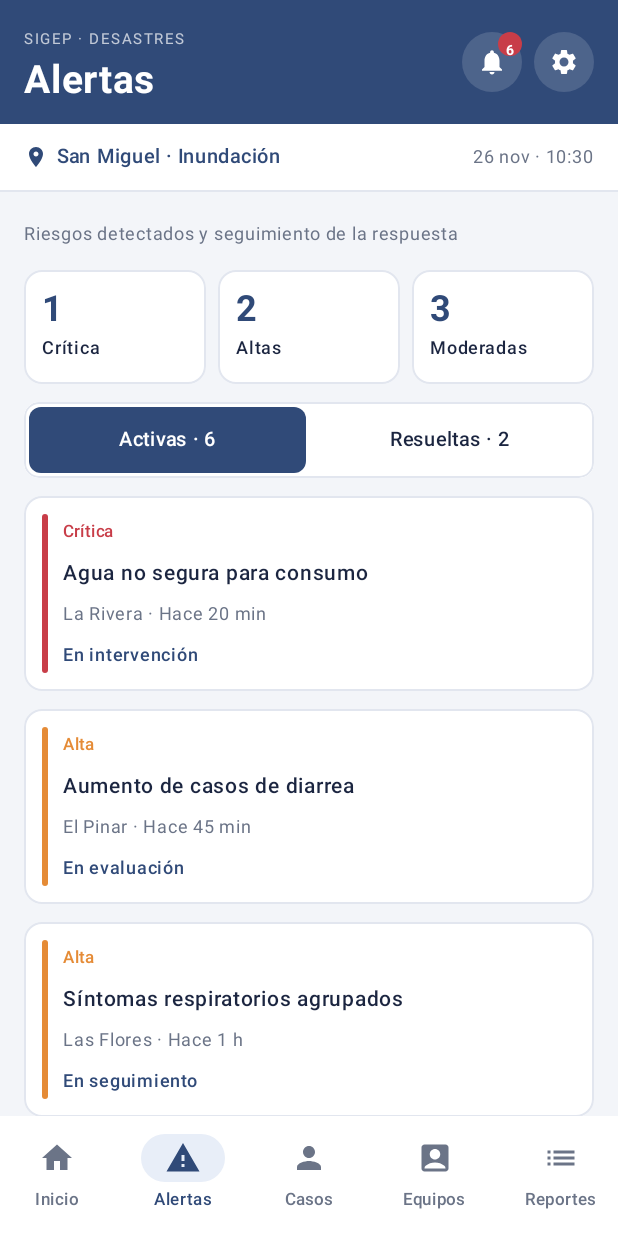
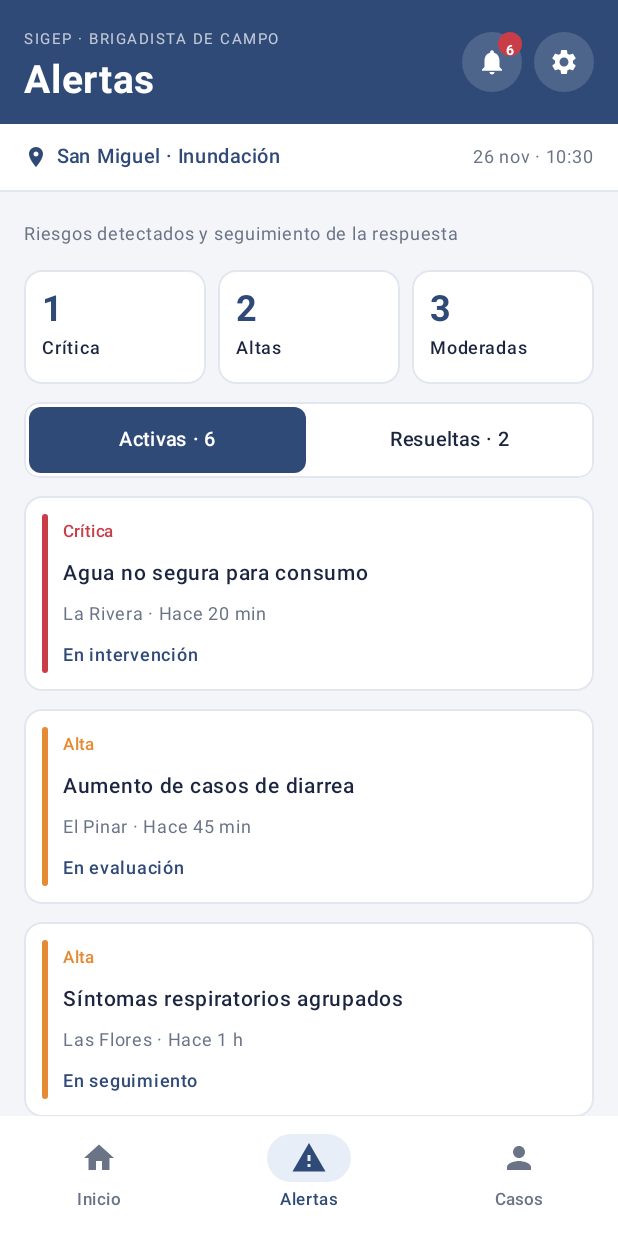
Before and after one commit to SergioGuarin117/Sigep, an Android app built with Jetpack Compose: the composable PantallaPrincipal called with empty values, item 2 of the bottom bar chosen, on a phone screen of 412 x 824 dp. Run offline under Robolectric (Android 15) with nearby library versions, the phone set to English and light mode, and no system bars.

Commit message:
feature/Arreglos de android para navegacion por rol
Se agrega la navegacion por rol, permitiendole diferentes permisos a diferentes roles, tambien se crea la navegacion para los distintos roles.

```diff
--- a/android/app/src/main/java/com/example/sigep/controller/AuthController.kt
+++ b/android/app/src/main/java/com/example/sigep/controller/AuthController.kt
@@ -1,5 +1,6 @@
 package com.example.sigep.controller
 
+import android.util.Log
 import com.example.sigep.model.AuthRequest
 import com.example.sigep.model.RegistroRequest
 import com.example.sigep.model.RetrofitClient
@@ -46,6 +47,7 @@ object AuthController {
                 else -> ResultadoLogin.ErrorServidor(respuesta.code())
             }
         } catch (e: Exception) {
+            Log.e("SIGEP", "Fallo al iniciar sesion", e)
             ResultadoLogin.SinConexion
         }
     }
@@ -76,6 +78,7 @@ object AuthController {
                 ResultadoRegistro.Rechazado
             }
         } catch (e: Exception) {
+            Log.e("SIGEP", "Fallo al crear la cuenta", e)
             ResultadoRegistro.Falla(e.toString())
         }
     }
--- a/android/app/src/main/java/com/example/sigep/controller/Navegacion.kt
+++ b/android/app/src/main/java/com/example/sigep/controller/Navegacion.kt
@@ -5,15 +5,28 @@ import androidx.compose.material.icons.automirrored.filled.List
 import androidx.compose.material.icons.filled.AccountBox
 import androidx.compose.material.icons.filled.Home
 import androidx.compose.material.icons.filled.Person
+import androidx.compose.material.icons.filled.Settings
 import androidx.compose.material.icons.filled.Warning
 import androidx.compose.ui.graphics.vector.ImageVector
+import com.example.sigep.model.Rol
 
 enum class Pestana(val etiqueta: String, val icono: ImageVector) {
     INICIO("Inicio", Icons.Filled.Home),
     ALERTAS("Alertas", Icons.Filled.Warning),
     CASOS("Casos", Icons.Filled.Person),
     EQUIPOS("Equipos", Icons.Filled.AccountBox),
-    REPORTES("Reportes", Icons.AutoMirrored.Filled.List)
+    REPORTES("Reportes", Icons.AutoMirrored.Filled.List),
+    USUARIOS("Usuarios", Icons.Filled.Settings);
+
+    companion object {
+        /** Pestañas que ve cada rol (maximo 5 para que quepan en la barra inferior). */
+        fun paraRol(rol: Rol): List<Pestana> = when (rol) {
+            Rol.BRIGADISTA, Rol.MEDICO_TRIAGE -> listOf(INICIO, ALERTAS, CASOS)
+            Rol.ADMIN_ALBERGUE -> listOf(INICIO, ALERTAS, CASOS, EQUIPOS, REPORTES)
+            Rol.DIRECTOR_IPS -> listOf(INICIO, ALERTAS, EQUIPOS, REPORTES)
+            Rol.COORDINADOR_MUNICIPAL -> listOf(INICIO, ALERTAS, CASOS, REPORTES, USUARIOS)
+        }
+    }
 }
 
 /** Sub-pantallas dentro de la pestaña "Casos". */
--- a/android/app/src/main/java/com/example/sigep/view/Componentes.kt
+++ b/android/app/src/main/java/com/example/sigep/view/Componentes.kt
@@ -97,6 +97,7 @@ fun normalizar(texto: String): String =
 fun Encabezado(
     titulo: String,
     alertasActivas: Int,
+    rolEtiqueta: String,
     onAtras: (() -> Unit)?,
     onCampana: () -> Unit,
     onCerrarSesion: () -> Unit
@@ -117,7 +118,7 @@ fun Encabezado(
         }
         Column(modifier = Modifier.weight(1f)) {
             Text(
-                text = "SIGEP · DESASTRES",
+                text = "SIGEP · ${rolEtiqueta.uppercase()}",
                 color = Color.White.copy(alpha = 0.7f),
                 fontSize = 10.sp,
                 letterSpacing = 1.sp
--- a/android/app/src/main/java/com/example/sigep/view/PantallaInicio.kt
+++ b/android/app/src/main/java/com/example/sigep/view/PantallaInicio.kt
@@ -32,10 +32,14 @@ import java.util.Calendar
 fun ContenidoInicio(
     repo: RepositorioSigep,
     nombreUsuario: String,
+    visibles: List<Pestana>,
     onIrA: (Pestana) -> Unit,
     onRegistrar: () -> Unit,
     onAbrirPaciente: (Long) -> Unit
 ) {
+    val veCasos = Pestana.CASOS in visibles
+    val veEquipos = Pestana.EQUIPOS in visibles
+    val veReportes = Pestana.REPORTES in visibles
     val activas = repo.alertas
         .filter { it.estado != EstadoAlerta.RESUELTA }
         .sortedWith(compareBy<Alerta> { it.nivel.orden }.thenByDescending { it.creadaEn })
@@ -80,7 +84,7 @@ fun ContenidoInicio(
 
             TituloSeccion("Resumen de situación")
             Row(horizontalArrangement = Arrangement.spacedBy(8.dp)) {
-                TarjetaResumen(
+                if (veCasos) TarjetaResumen(
                     valor = pacientesActivos.size.toString(),
                     titulo = "Casos activos",
                     modifier = Modifier.weight(1f),
@@ -92,7 +96,7 @@ fun ContenidoInicio(
                     modifier = Modifier.weight(1f),
                     onClick = { onIrA(Pestana.ALERTAS) }
                 )
-                TarjetaResumen(
+                if (veEquipos) TarjetaResumen(
                     valor = "$enCampo/${repo.equipos.size}",
                     titulo = "Equipos en campo",
                     modifier = Modifier.weight(1f),
@@ -136,7 +140,7 @@ fun ContenidoInicio(
                 }
             }
 
-            inmediatos.take(2).forEach { paciente ->
+            if (veCasos) inmediatos.take(2).forEach { paciente ->
                 Tarjeta(Modifier.fillMaxWidth(), onClick = { onAbrirPaciente(paciente.id) }) {
                     Row(
                         Modifier.padding(12.dp).height(IntrinsicSize.Min),
@@ -166,15 +170,17 @@ fun ContenidoInicio(
                 }
             }
 
-            TituloSeccion("Gestión de la respuesta")
-            Row(horizontalArrangement = Arrangement.spacedBy(8.dp)) {
-                TarjetaResumen("Casos", "Seguimiento", Modifier.weight(1f), onClick = { onIrA(Pestana.CASOS) })
-                TarjetaResumen("Equipos", "Despliegue", Modifier.weight(1f), onClick = { onIrA(Pestana.EQUIPOS) })
-                TarjetaResumen("Reportes", "Balance diario", Modifier.weight(1f), onClick = { onIrA(Pestana.REPORTES) })
+            if (veCasos || veEquipos || veReportes) {
+                TituloSeccion("Gestión de la respuesta")
+                Row(horizontalArrangement = Arrangement.spacedBy(8.dp)) {
+                    if (veCasos) TarjetaResumen("Casos", "Seguimiento", Modifier.weight(1f), onClick = { onIrA(Pestana.CASOS) })
+                    if (veEquipos) TarjetaResumen("Equipos", "Despliegue", Modifier.weight(1f), onClick = { onIrA(Pestana.EQUIPOS) })
+                    if (veReportes) TarjetaResumen("Reportes", "Balance diario", Modifier.weight(1f), onClick = { onIrA(Pestana.REPORTES) })
+                }
             }
 
             Spacer(Modifier.height(4.dp))
-            BotonPrimario("Registrar afectado", onClick = onRegistrar)
+            if (veCasos) BotonPrimario("Registrar afectado", onClick = onRegistrar)
             Text(
                 "Datos de uso exclusivo del personal autorizado.",
                 color = TextoSuave,
--- a/android/app/src/main/java/com/example/sigep/view/PantallaPrincipal.kt
+++ b/android/app/src/main/java/com/example/sigep/view/PantallaPrincipal.kt
@@ -38,12 +38,22 @@ import androidx.compose.ui.unit.sp
 import kotlinx.coroutines.delay
 
 @Composable
-fun PantallaPrincipal(nombreUsuario: String, onCerrarSesion: () -> Unit) {
+fun PantallaPrincipal(
+    nombreUsuario: String,
+    rol: Rol,
+    miId: Long,
+    onCerrarSesion: () -> Unit
+) {
     val contexto = LocalContext.current
     val repo = remember { RepositorioSigep(contexto.applicationContext) }
     val borrador = remember { BorradorPaciente() }
 
+    val visibles = remember(rol) { Pestana.paraRol(rol) }
     var pestana by rememberSaveable { mutableStateOf(Pestana.INICIO) }
+    // Si el rol cambia (lo ajusta el coordinador) y la pestaña ya no esta permitida, se vuelve al inicio.
+    LaunchedEffect(visibles) {
+        if (pestana !in visibles) pestana = Pestana.INICIO
+    }
     var ruta by remember { mutableStateOf<RutaCasos>(RutaCasos.Lista) }
     var vistaCasos by rememberSaveable { mutableIntStateOf(0) }
     var mensaje by remember { mutableStateOf<String?>(null) }
@@ -115,6 +125,7 @@ fun PantallaPrincipal(nombreUsuario: String, onCerrarSesion: () -> Unit) {
             Encabezado(
                 titulo = titulo,
                 alertasActivas = alertasActivas,
+                rolEtiqueta = rol.etiqueta,
                 onAtras = if (enSubPantalla) ({ volverCasos() }) else null,
                 onCampana = { pestana = Pestana.ALERTAS },
                 onCerrarSesion = onCerrarSesion
@@ -123,7 +134,7 @@ fun PantallaPrincipal(nombreUsuario: String, onCerrarSesion: () -> Unit) {
         bottomBar = {
             if (!tecladoVisible) {
                 NavigationBar(containerColor = Color.White) {
-                    Pestana.entries.forEach { p ->
+                    visibles.forEach { p ->
                         NavigationBarItem(
                             selected = pestana == p,
                             onClick = {
@@ -150,6 +161,7 @@ fun PantallaPrincipal(nombreUsuario: String, onCerrarSesion: () -> Unit) {
                 Pestana.INICIO -> ContenidoInicio(
                     repo = repo,
                     nombreUsuario = nombreUsuario,
+                    visibles = visibles,
                     onIrA = { destino ->
                         if (destino == Pestana.CASOS) ruta = RutaCasos.Lista
                         pestana = destino
@@ -174,6 +186,8 @@ fun PantallaPrincipal(nombreUsuario: String, onCerrarSesion: () -> Unit) {
                 Pestana.EQUIPOS -> ContenidoEquipos(repo)
 
                 Pestana.REPORTES -> ContenidoReportes(repo)
+
+                Pestana.USUARIOS -> ContenidoUsuarios(miId)
             }
         }
     }
```
Also changed, not shown: android/app/src/main/java/com/example/sigep/MainActivity.kt (+21 -0 lines), android/app/src/main/java/com/example/sigep/controller/UsuariosController.kt (added, +63 -0 lines), android/app/src/main/java/com/example/sigep/model/RetrofitClient.kt (+5 -2 lines), android/app/src/main/java/com/example/sigep/model/UsuariosApi.kt (added, +55 -0 lines), android/app/src/main/java/com/example/sigep/view/PantallaUsuarios.kt (added, +172 -0 lines), 2 other files.
